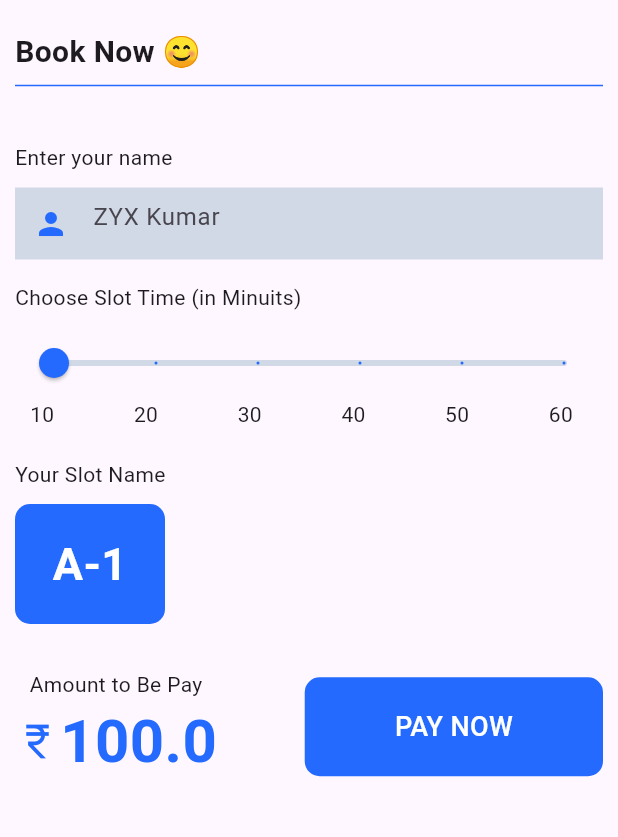
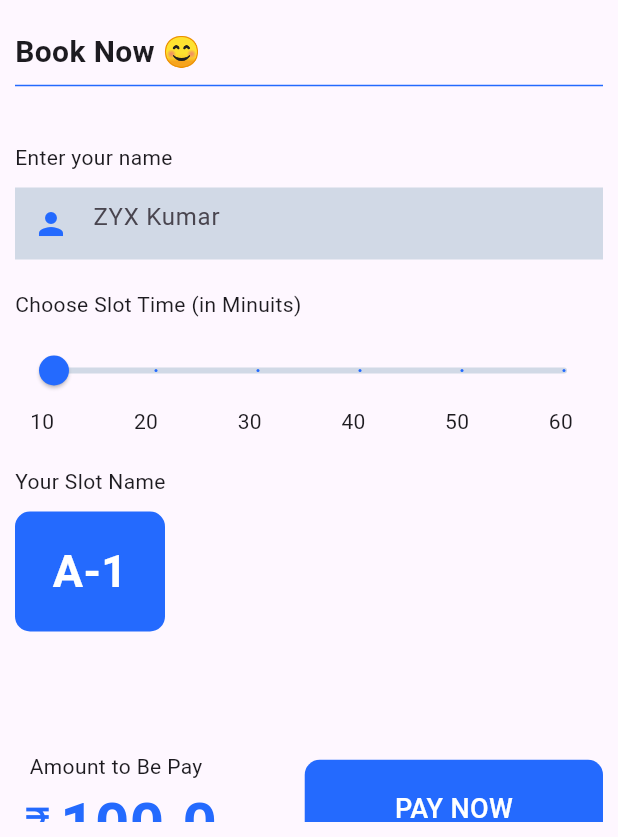
Before and after one commit to nyandowz/Parking, a Flutter app: the screen it shows after launch, after a tap on "BOOK", on a phone screen of 412 x 824 dp, the part 399-1236 px from its top. Run offline on Flutter 3.47's test engine with Material 2 defaults, Android fonts, the light colour scheme and no system bars; our stand-ins replace firebase_core, firebase_database, get, lottie; missing offline and left inert: another_dashed_container; accounts and stored records are empty.

```diff
--- a/lib/controller/splace_controller.dart
+++ b/lib/controller/splace_controller.dart
@@ -9,7 +9,7 @@ class SplaceController extends GetxController {
 
   void pageHander() async {
     Future.delayed(
-      const Duration(seconds: 3),
+      const Duration(seconds: 6),
       () {
         Get.offAllNamed("/homepage");
         update();
--- a/lib/main.dart
+++ b/lib/main.dart
@@ -25,7 +25,7 @@ class MyApp extends StatelessWidget {
     SplaceController splaceController = Get.put(SplaceController());
     return GetMaterialApp(
       debugShowCheckedModeBanner: false,
-      title: 'Flutter Demo',
+      title: 'Car Parking',
       getPages: pages,
       theme: ThemeData(useMaterial3: true),
       home: const Splace_Screen(),
--- a/lib/pages/booking_page/booking_page.dart
+++ b/lib/pages/booking_page/booking_page.dart
@@ -90,7 +90,7 @@ class BookingPage extends StatelessWidget {
                   )
                 ],
               ),
-              SizedBox(height: 15),
+              SizedBox(height: 20),
               Row(
                 children: [
                   Text(
@@ -162,7 +162,7 @@ class BookingPage extends StatelessWidget {
                   ),
                 ],
               ),
-              SizedBox(height: 30),
+              SizedBox(height: 80),
               Row(
                 mainAxisAlignment: MainAxisAlignment.spaceBetween,
                 children: [
@@ -196,9 +196,7 @@ class BookingPage extends StatelessWidget {
                   ),
                   InkWell(
                     onTap: () {
-                      parkingController.updateData(
-
-                          slotId);
+                      parkingController.updateData(slotId);
                     },
                     child: Container(
                       padding:
--- a/pubspec.yaml
+++ b/pubspec.yaml
@@ -1,5 +1,5 @@
 name: smart_car_parking
-description: A new Flutter project.
+description: This is a college project app in this project you can book you parking slot .
 # The following line prevents the package from being accidentally published to
 # pub.dev using `flutter pub publish`. This is preferred for private packages.
 publish_to: "none" # Remove this line if you wish to publish to pub.dev
```
Also changed, not shown: assets/images/logo.png (added), 5 other files.
